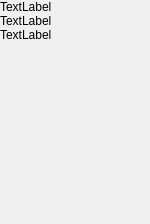
gdevic/Z80Explorer, file src/FormImageOverlay.ui: the form before one commit.
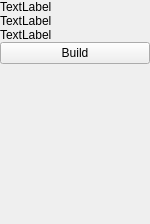
The form after the commit.

Commit message: Adding code to load and display all z80 resource images

```diff
--- a/src/FormImageOverlay.ui
+++ b/src/FormImageOverlay.ui
@@ -74,6 +74,13 @@
      </property>
     </widget>
    </item>
+   <item>
+    <widget class="QPushButton" name="btBuild">
+     <property name="text">
+      <string>Build</string>
+     </property>
+    </widget>
+   </item>
    <item>
     <spacer name="verticalSpacer">
      <property name="orientation">
```
The commit also changes 5 other files.
